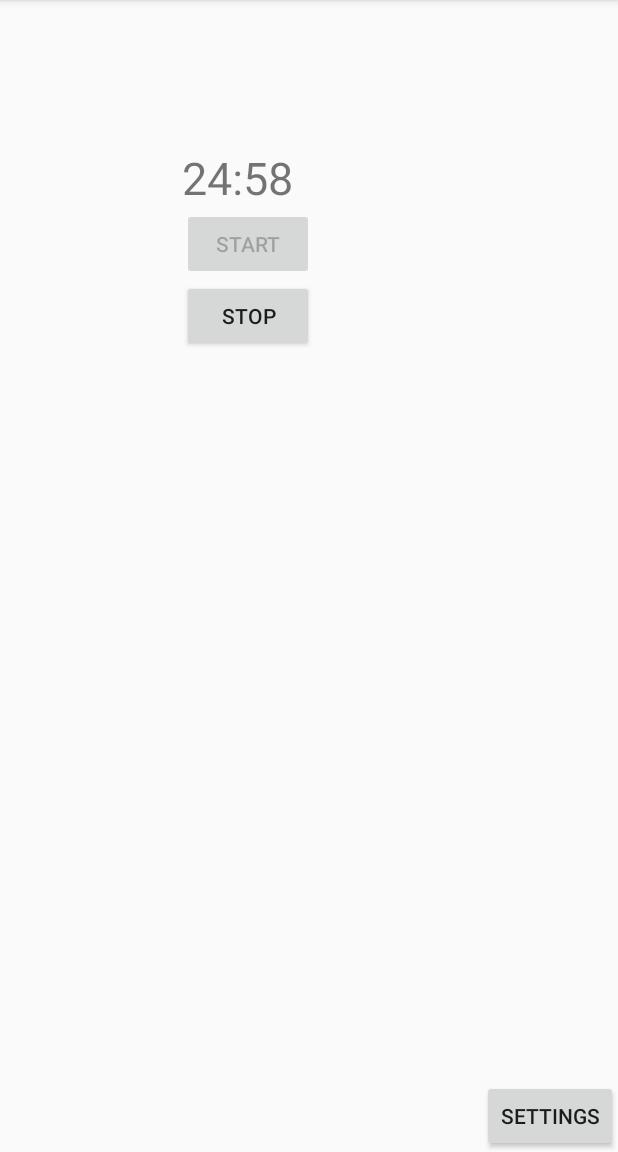
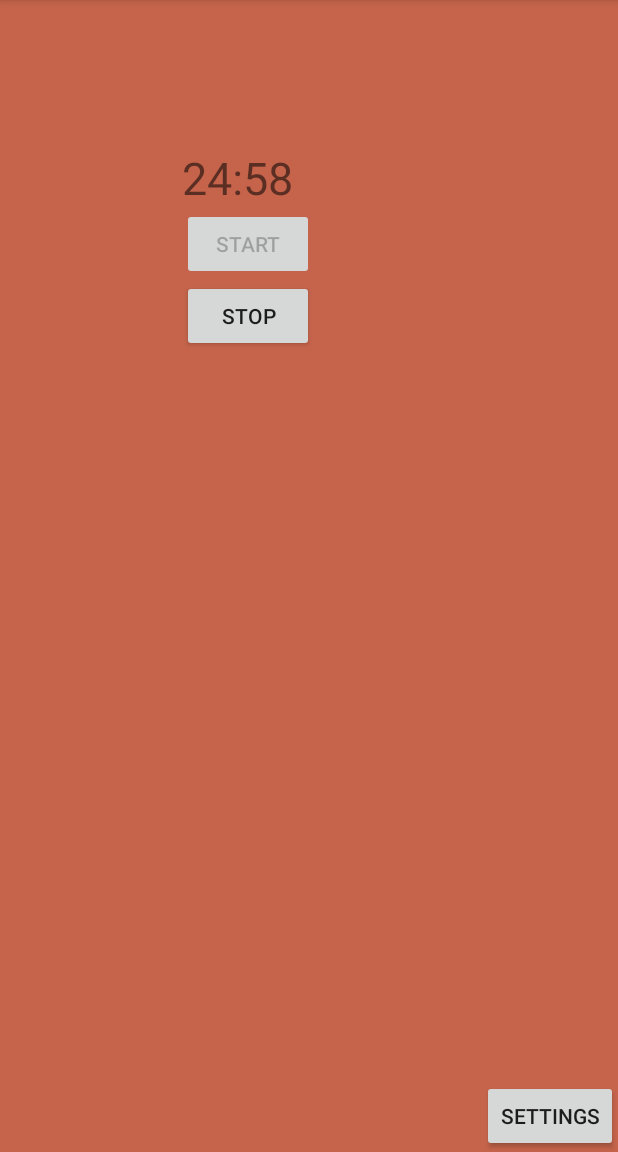
Before and after one commit to redbluex/PomodoroMaster, an Android app: the screen it shows after launch (MainActivity), after a tap on "START", on a phone screen of 412 x 824 dp, the part 84-1236 px from its top. Run offline under Robolectric (Android 15) with nearby library versions, the phone set to English and light mode, and no system bars.

Commit message:
new colors

```diff
--- a/app/src/main/java/com/example/rob/pomodoro/MainActivity.java
+++ b/app/src/main/java/com/example/rob/pomodoro/MainActivity.java
@@ -1,11 +1,13 @@
 package com.example.rob.pomodoro;
 
 import android.content.Intent;
+import android.graphics.Color;
 import android.os.CountDownTimer;
 import android.support.v7.app.AppCompatActivity;
 import android.os.Bundle;
 import android.view.View;
 import android.widget.Button;
+import android.widget.RelativeLayout;
 import android.widget.TextView;
 
 public class MainActivity extends AppCompatActivity {
@@ -22,11 +24,14 @@ public class MainActivity extends AppCompatActivity {
     final int longfinal = ustawienia.getLongBreak();
 
 
+
+
     @Override
     protected void onCreate(Bundle savedInstanceState) {
         super.onCreate(savedInstanceState);
         setContentView(R.layout.activity_main);
 
+        final RelativeLayout currentLayout = (RelativeLayout) findViewById(R.id.main_layout);
         final Button click = (Button)findViewById(R.id.button);
         final Button click2 = (Button)findViewById(R.id.button2);
         final TextView label = (TextView)findViewById(R.id.timeText);
@@ -34,23 +39,25 @@ public class MainActivity extends AppCompatActivity {
         tekstRamka = ustawienia.getMainTime()+"";
         label.setText(tekstRamka);
 
+
         click.setOnClickListener(new View.OnClickListener(){
             @Override
-            public void onClick(View v){
+            public void onClick(final View v){
 
                 yourCountDownTimer = new CountDownTimer((ustawienia.getMainTime()*60000*maxKolejka), 1000){
                     public void onTick(long millisOnFinished){
                         if(minutes==0 && seconds==0){
                             if(kolejka%2!=0 && kolejka%4!=0){
                                 minutes = mainfinal;
-
+                                currentLayout.setBackgroundColor(getResources().getColor(R.color.colorMain));
                             }
                             if(kolejka%2==0 && kolejka%4!=0){
                                 minutes = shortfinal;
-
+                                currentLayout.setBackgroundColor(getResources().getColor(R.color.colorShort));
                             }
                             if(kolejka%4==0){
                                 minutes = longfinal;
+                                currentLayout.setBackgroundColor(getResources().getColor(R.color.colorLong));
                             }
                             kolejka++;
                         }
@@ -92,4 +99,5 @@ public class MainActivity extends AppCompatActivity {
         startActivity(i);
     }
 
+
 }
--- a/app/src/main/res/layout/activity_main.xml
+++ b/app/src/main/res/layout/activity_main.xml
@@ -4,9 +4,11 @@
     xmlns:tools="http://schemas.android.com/tools"
     android:layout_width="match_parent"
     android:layout_height="match_parent"
+    android:id="@+id/main_layout"
     tools:context="com.example.rob.pomodoro.MainActivity"
     tools:layout_editor_absoluteY="81dp"
-    tools:layout_editor_absoluteX="0dp">
+    tools:layout_editor_absoluteX="0dp"
+    >
 
     <TextView
         android:id="@+id/timeText"
--- a/app/src/main/res/values/colors.xml
+++ b/app/src/main/res/values/colors.xml
@@ -3,4 +3,7 @@
     <color name="colorPrimary">#3F51B5</color>
     <color name="colorPrimaryDark">#303F9F</color>
     <color name="colorAccent">#FF4081</color>
+    <color name="colorMain">#C5644B</color>
+    <color name="colorShort">#4B9EC5</color>
+    <color name="colorLong">#4BC59E</color>
 </resources>
```
